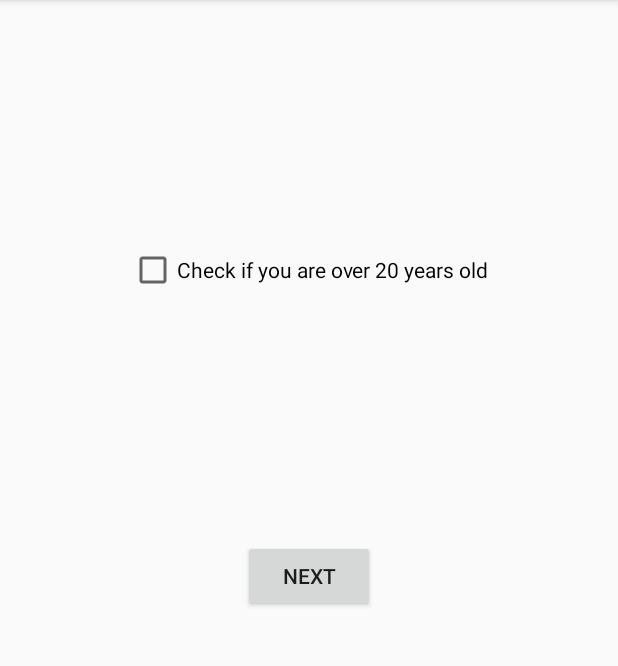
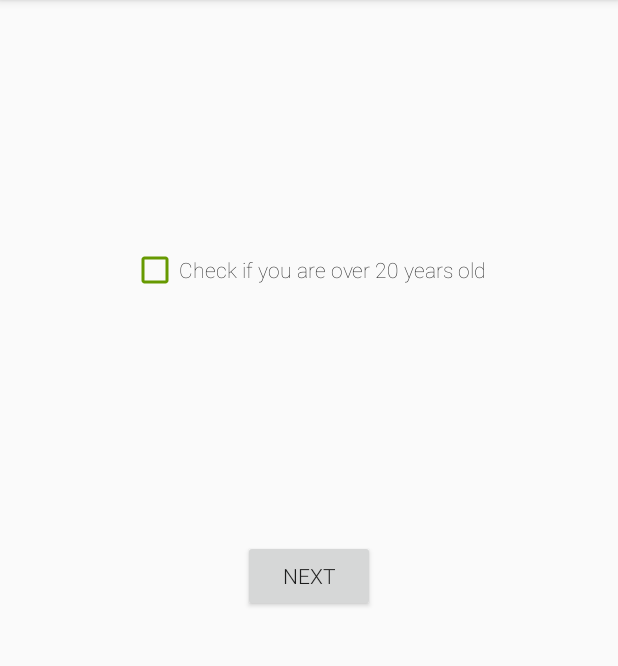
Before and after one commit to rickolsson/applikation_med_checkbox, an Android app: the checkButton screen opened directly, with no data from a screen before it, on a phone screen of 412 x 824 dp, the part 84-750 px from its top. Run offline under Robolectric (Android 15) with nearby library versions, the phone set to English and light mode, and no system bars.

Commit message:
Changed font and color-checkbox ELIOTTTTTT

```diff
--- a/app/src/main/res/layout/activity_check_button.xml
+++ b/app/src/main/res/layout/activity_check_button.xml
@@ -10,6 +10,7 @@
         android:id="@+id/nextButton"
         android:layout_width="wrap_content"
         android:layout_height="wrap_content"
+        android:fontFamily="sans-serif-light"
         android:text="Next"
         app:layout_constraintBottom_toBottomOf="parent"
         app:layout_constraintEnd_toEndOf="parent"
@@ -19,9 +20,12 @@
 
     <CheckBox
         android:id="@+id/checkBox"
+        style="@style/Widget.AppCompat.CompoundButton.CheckBox"
         android:layout_width="wrap_content"
         android:layout_height="0dp"
+        android:buttonTint="@android:color/holo_green_dark"
         android:clickable="true"
+        android:fontFamily="sans-serif-thin"
         android:text="Check if you are over 20 years old"
         app:layout_constraintBottom_toTopOf="@+id/nextButton"
         app:layout_constraintEnd_toEndOf="parent"
```
